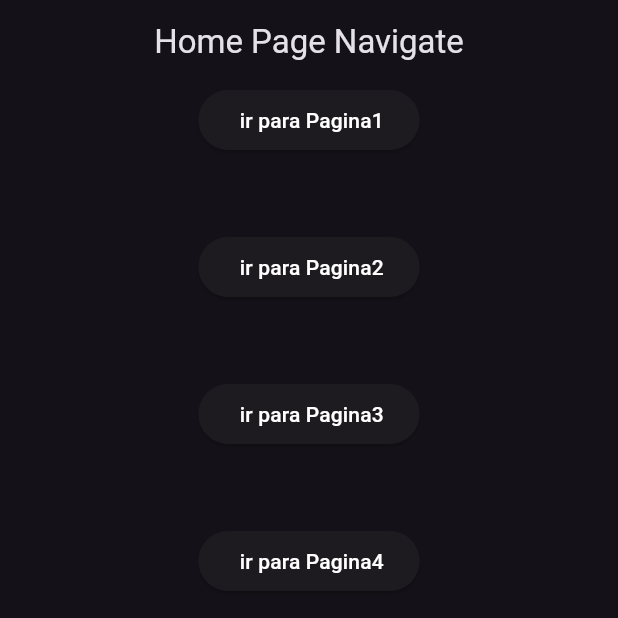
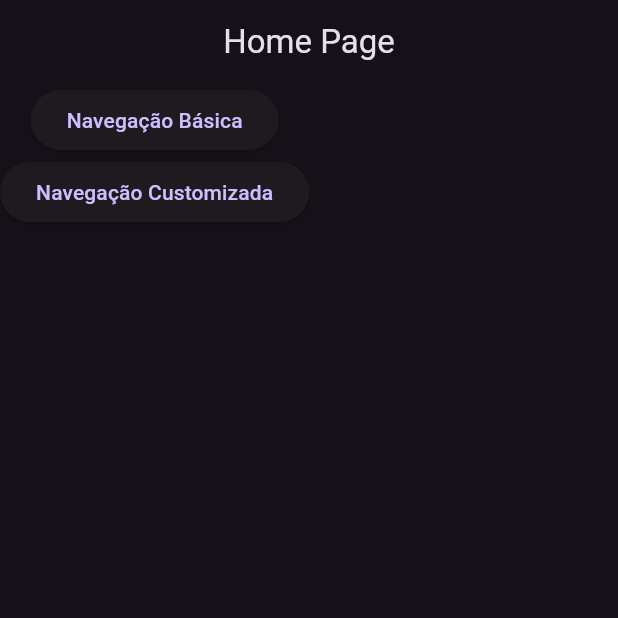
Before and after one commit to Brenokardoso/Flutter-Dart, a Flutter app: the screen it shows after launch, on a phone screen of 412 x 824 dp, the top half of it. Run offline on Flutter 3.47's test engine with Material 3 defaults, Android fonts, the phone set to English and light mode, and no system bars.

Commit message:
arquivos organizados

```diff
--- a/lib/main.dart
+++ b/lib/main.dart
@@ -1,14 +1,12 @@
 // import 'package:dart_flutter/presenter/pages/home_page.dart';
 import 'package:dart_flutter/navegacao/home_page_navigate.dart'
     as new_home_page;
+import 'package:dart_flutter/navegacao/home_page_navigate.dart';
 import 'package:dart_flutter/navegacao/pages/page1.dart' as navigate;
 import 'package:dart_flutter/navegacao/pages/page2.dart' as navigate;
 import 'package:dart_flutter/navegacao/pages/page3.dart' as navigate;
 import 'package:dart_flutter/navegacao/pages/page4.dart' as navigate;
 import 'package:dart_flutter/navegacao/navegacao_params/detalhes_push_named.dart';
-import 'package:dart_flutter/navegacao/presenter/pages/home_page.dart'
-    as old_home_page;
-import 'package:dart_flutter/navegacao/presenter/pages/image_home_page.dart';
 import 'package:flutter/material.dart';
 
 void main() {
@@ -34,6 +32,7 @@ class MyApp extends StatelessWidget {
         "/Page3": (context) => const navigate.Page3(),
         "/Page4": (context) => const navigate.Page4(),
         "detalhes_page": (context) => DetailPushNamed(),
+        "old_navigate": (context) => const OldNavigate(),
       },
     );
   }
--- a/lib/navegacao/home_page_navigate.dart
+++ b/lib/navegacao/home_page_navigate.dart
@@ -9,55 +9,22 @@ class HomePage extends StatelessWidget {
 
   @override
   Widget build(BuildContext context) {
-    var space = const SizedBox(height: 50);
     return Scaffold(
       appBar: AppBar(
         centerTitle: true,
-        title: const Text('Home Page Navigate'),
+        title: const Text('Home Page'),
       ),
       body: SingleChildScrollView(
-        child: Center(
-          child: Column(
-            mainAxisAlignment: MainAxisAlignment.center,
-            crossAxisAlignment: CrossAxisAlignment.center,
-            children: [
-              customButtonWidget(
-                () => MaterialPageRoute(
-                    settings: const RouteSettings(name: "Page1",),
-                    builder: (_) => const Page1()),
-                name: 'Pagina1',
-              ),
-              space,
-              customButtonWidget(
-                () => MaterialPageRoute(
-                    settings: const RouteSettings(name: "Page2"),
-                    builder: (_) => const Page2()),
-                name: 'Pagina2',
-              ),
-              space,
-              customButtonWidget(
-                () => MaterialPageRoute(
-                    settings: const RouteSettings(name: "Page3"),
-                    builder: (_) => const Page3()),
-                name: 'Pagina3',
-              ),
-              space,
-              customButtonWidget(
-                () => MaterialPageRoute(
-                    settings: const RouteSettings(name: "Page4"),
-                    builder: (_) => const Page4()),
-                name: 'Pagina4',
-              ),
-              // space,
-              // customButtonWidgetNamed("/Page1", name: 'Pagina - 1'),
-              // space,
-              // customButtonWidgetNamed("/Page2", name: 'Pagina - 2'),
-              // space,
-              // customButtonWidgetNamed("/Page3", name: 'Pagina - 3'),
-              // space,
-              // customButtonWidgetNamed("/Page4", name: 'Pagina - 4')
-            ],
-          ),
+        child: Column(
+          children: [
+            ElevatedButton(
+                onPressed: () =>
+                    Navigator.of(context).pushNamed("old_navigate"),
+                child: const Text("Navegação Básica")),
+            ElevatedButton(
+                onPressed: () => Navigator.of(context).pushNamed(""),
+                child: const Text("Navegação Customizada")),
+          ],
         ),
       ),
     );
@@ -91,3 +58,55 @@ Widget customButtonWidgetNamed(String routeNamed, {required String name}) {
     },
   );
 }
+
+class OldNavigate extends StatelessWidget {
+  const OldNavigate({super.key});
+
+  @override
+  Widget build(BuildContext context) {
+    var space = const SizedBox(height: 50);
+
+    return Scaffold(
+      appBar: AppBar(
+        title: const Text('navegação antiga'),
+      ),
+      body: Center(
+        child: Column(
+          mainAxisAlignment: MainAxisAlignment.center,
+          crossAxisAlignment: CrossAxisAlignment.center,
+          children: [
+            customButtonWidget(
+              () => MaterialPageRoute(
+                  settings: const RouteSettings(
+                    name: "Page1",
+                  ),
+                  builder: (_) => const Page1()),
+              name: 'Pagina1',
+            ),
+            space,
+            customButtonWidget(
+              () => MaterialPageRoute(
+                  settings: const RouteSettings(name: "Page2"),
+                  builder: (_) => const Page2()),
+              name: 'Pagina2',
+            ),
+            space,
+            customButtonWidget(
+              () => MaterialPageRoute(
+                  settings: const RouteSettings(name: "Page3"),
+                  builder: (_) => const Page3()),
+              name: 'Pagina3',
+            ),
+            space,
+            customButtonWidget(
+              () => MaterialPageRoute(
+                  settings: const RouteSettings(name: "Page4"),
+                  builder: (_) => const Page4()),
+              name: 'Pagina4',
+            ),
+          ],
+        ),
+      ),
+    );
+  }
+}
--- a/lib/navegacao/navegacao_params/detalhe_push.dart
+++ b/lib/navegacao/navegacao_params/detalhe_push.dart
@@ -1,5 +1,4 @@
 import 'package:flutter/material.dart';
-import 'package:flutter/widgets.dart';
 
 class Detail extends StatefulWidget {
   Detail({super.key});
--- a/lib/navegacao/navegacao_params/detalhes_push_named.dart
+++ b/lib/navegacao/navegacao_params/detalhes_push_named.dart
@@ -10,7 +10,7 @@ class DetailPushNamed extends StatefulWidget {
 }
 
 class _DetailPushNamed extends State<DetailPushNamed> {
-  _DetailPushNamed({Key? key});
+  _DetailPushNamed();
 
   @override
   void initState() {
--- a/lib/navegacao/pages/page1.dart
+++ b/lib/navegacao/pages/page1.dart
@@ -1,4 +1,3 @@
-import 'package:dart_flutter/navegacao/home_page_navigate.dart';
 import 'package:dart_flutter/navegacao/navegacao_params/detalhe_push.dart';
 import 'package:flutter/material.dart';
 
--- a/lib/navegacao/presenter/pages/image_home_page.dart
+++ b/lib/navegacao/presenter/pages/image_home_page.dart
@@ -1,6 +1,4 @@
-import 'package:flutter/cupertino.dart';
 import 'package:flutter/material.dart';
-import 'package:flutter/widgets.dart';
 
 class ImageHomePage extends StatelessWidget {
   const ImageHomePage({super.key});
```
